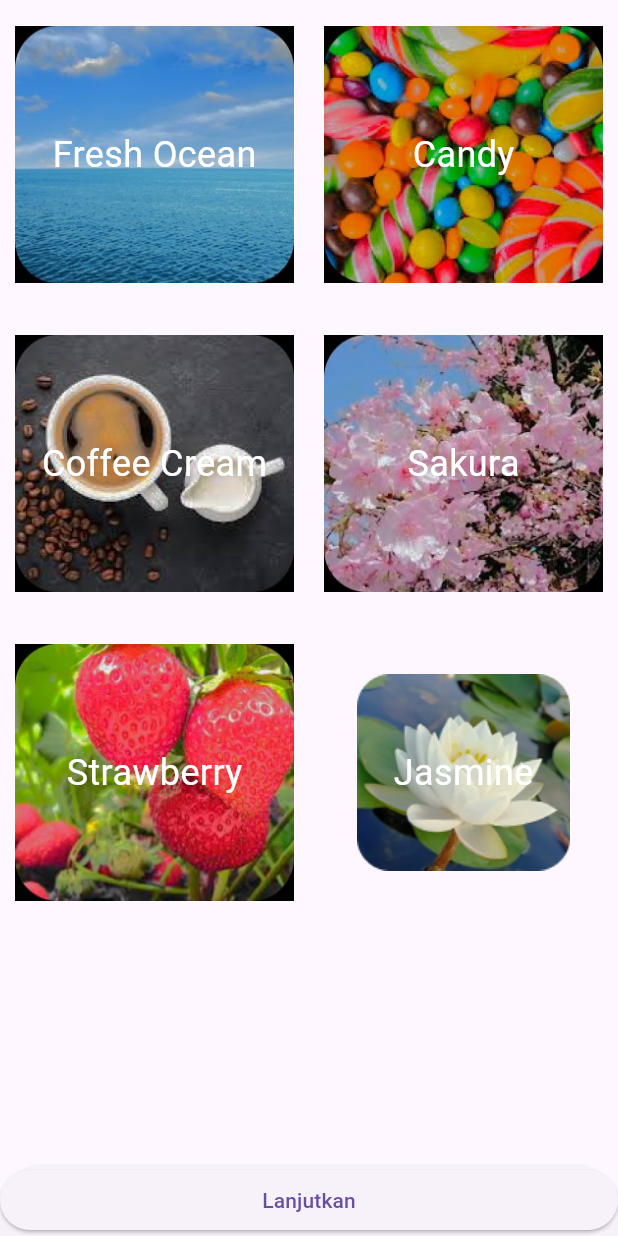
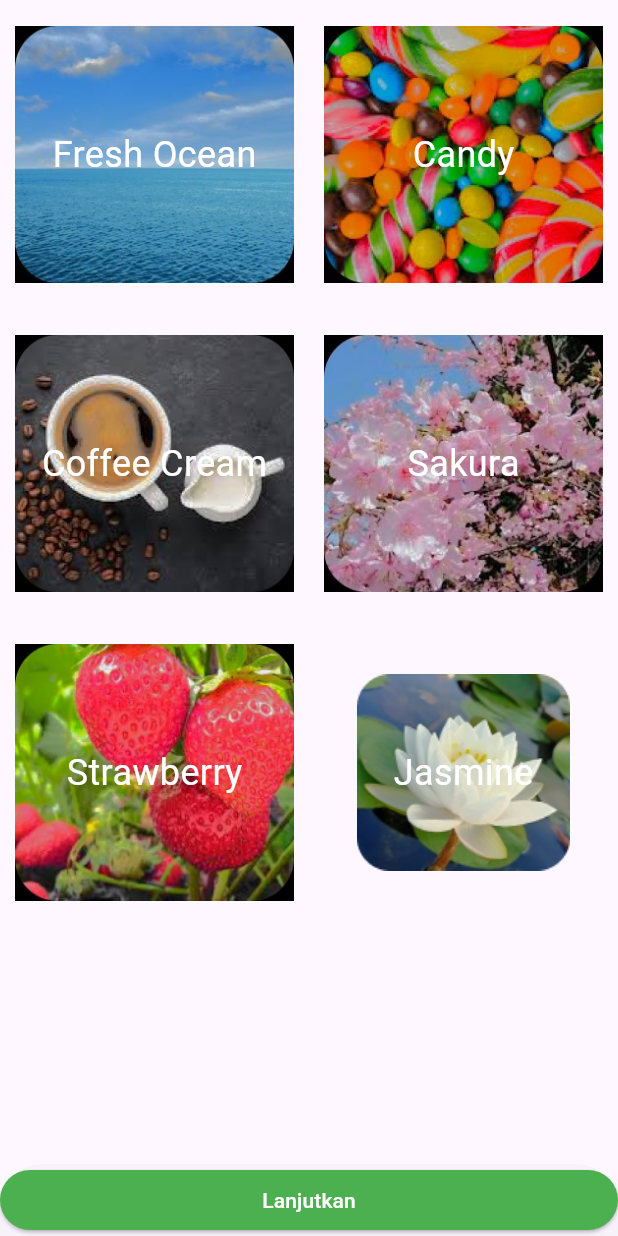
Before and after one commit to OrvalaAM/EasyLaundry, a Flutter app: the CustomPewangi screen opened by its route, on a phone screen of 412 x 824 dp. Run offline on Flutter 3.47's test engine with Material 3 defaults, Android fonts, the phone set to English and light mode, and no system bars; our stand-ins replace get.

Commit message:
rapihin code biar bisa jalan di emulator

```diff
--- a/lib/view/custom_pewangi.dart
+++ b/lib/view/custom_pewangi.dart
@@ -13,9 +13,13 @@ class CustomPewangi extends GetView<PembayaranController> {
   Widget build(BuildContext context) {
     listPewangi = controller.getListPewangi();
     return Scaffold(
-      body: ListView(
+      body: Stack(
         children: <Widget>[
-          GridView.count(
+          ListView(
+            children: <Widget>[
+              Container(
+                margin: const EdgeInsets.only(bottom: 100),
+                child: GridView.count(
                   crossAxisCount: 2,
                   physics: const NeverScrollableScrollPhysics(),
                   shrinkWrap: true,
@@ -26,16 +30,32 @@ class CustomPewangi extends GetView<PembayaranController> {
                     );
                   }),
                 ),
-          Obx(
+              ),
+            ],
+          ),
+          Positioned(
+            bottom: 0,
+            left: 0,
+            right: 0,
+            child: Obx(
               () => Container(
-              margin: const EdgeInsets.all(10),
+                margin: const EdgeInsets.fromLTRB(10, 0, 10, 70),
                 padding: const EdgeInsets.all(10),
                 color: controller.pilihan.value == ""
                     ? Colors.transparent
                     : const Color(0xffEFEFEF),
-              child: Text(controller.pilihan.value == ""
+                child: Text(
+                  controller.pilihan.value == ""
                       ? ""
-                  : 'Pilihan: ${controller.pilihan}'),
+                      : 'Terpilih: ${controller.pilihan}',
+                  style: const TextStyle(
+                    fontFamily: 'Poppins',
+                    fontSize: 16,
+                    fontWeight: FontWeight.w600,
+                    color: Colors.black,
+                  ),
+                ),
+              ),
             ),
           ),
         ],
@@ -43,7 +63,8 @@ class CustomPewangi extends GetView<PembayaranController> {
       bottomSheet: SizedBox(
         width: double.infinity - 10,
         child: ElevatedButton(
-          child: const Text("Lanjutkan"),
+          style: ElevatedButton.styleFrom(
+              backgroundColor: Colors.green, foregroundColor: Colors.white),
           onPressed: () {
             if (controller.pilihan.value == "") {
               null;
@@ -51,6 +72,7 @@ class CustomPewangi extends GetView<PembayaranController> {
               Get.back();
             }
           },
+          child: const Text("Lanjutkan"),
         ),
       ),
     );
```
Also changed, not shown: lib/view/form_pemesanan.dart (+11 -12 lines), lib/view/pembayaran.dart (+9 -8 lines), pubspec.yaml (+9 -0 lines), assets/icons/dompet.png (added), assets/icons/more.png (added), assets/icons/tiga_digit.png (added), 1 other file. Lines whose indentation alone changed are shown as unchanged.
